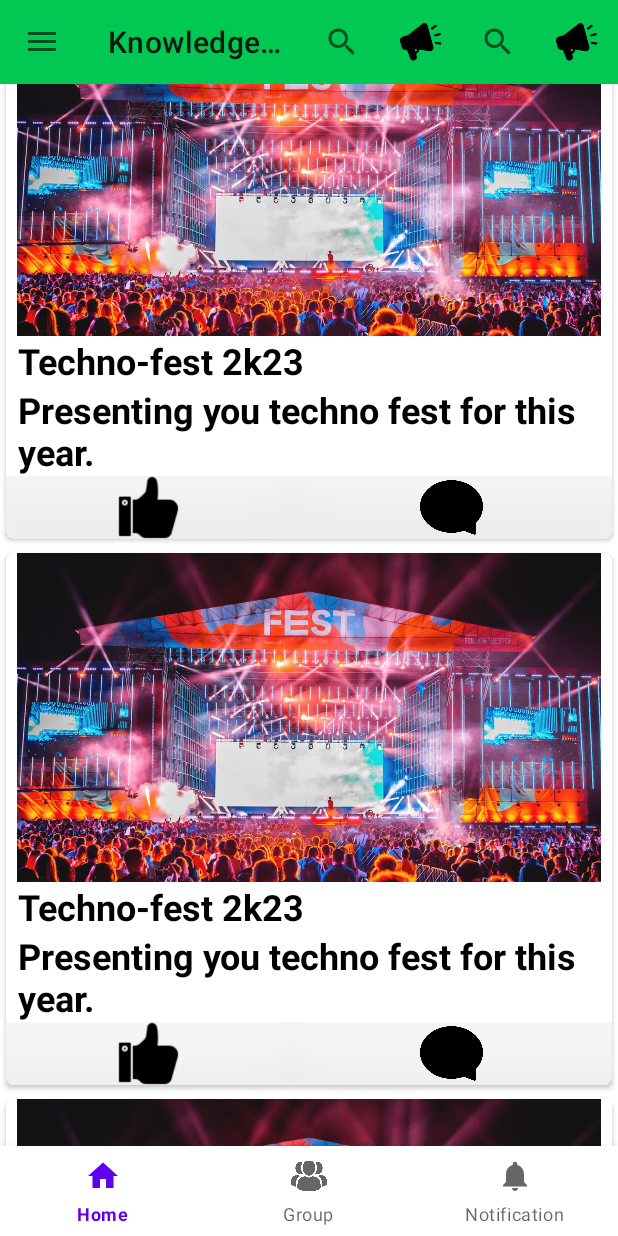
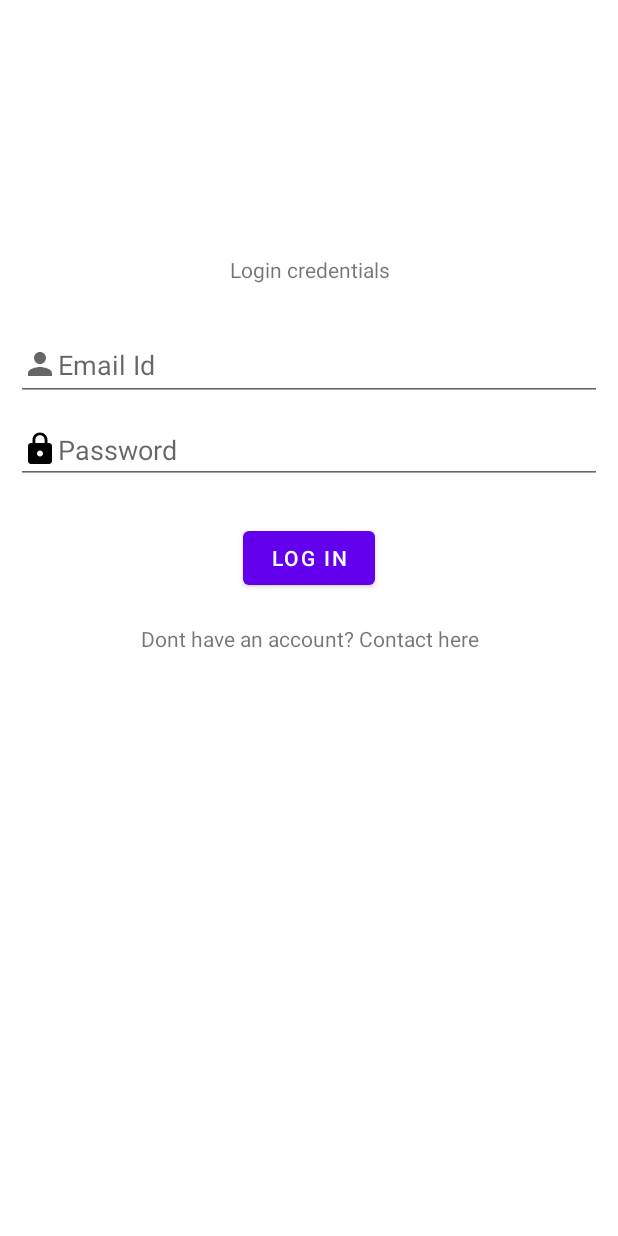
Before and after one commit to TempAc1/ksAppForked, an Android app: the screen it shows after launch (homeSc before the commit, MainActivity after it), on a phone screen of 412 x 824 dp. Run offline under Robolectric (Android 15) with nearby library versions, the phone set to English and light mode, and no system bars.

Commit message:
Added loginNSignupMainFrag -> Made loginNSignUp for app using fragments. All working ok!

```diff
--- a/KnowledgeSpaceApk/app/src/main/java/com/example/knowledgespaceapk/MainActivity.java
+++ b/KnowledgeSpaceApk/app/src/main/java/com/example/knowledgespaceapk/MainActivity.java
@@ -1,24 +1,41 @@
 package com.example.knowledgespaceapk;
 
 import androidx.appcompat.app.AppCompatActivity;
+import androidx.fragment.app.Fragment;
 
 import android.content.Intent;
 import android.os.Bundle;
 import android.os.Handler;
+import android.view.View;
+import android.widget.ImageView;
+import android.widget.TextView;
 
 public class MainActivity extends AppCompatActivity {
+    TextView tv1,tv2;
+    ImageView img1;
 
     @Override
     protected void onCreate(Bundle savedInstanceState) {
         super.onCreate(savedInstanceState);
         setContentView(R.layout.activity_main);
+
+        tv1 = findViewById(R.id.textViewMainAct);
+        tv2 = findViewById(R.id.tVMainAct2);
+        img1 = findViewById(R.id.imgviewMainact);
+
         new Handler().postDelayed(new Runnable() {
             @Override
             public void run() {
-                Intent i = new Intent(MainActivity.this,homeSc.class);
-                startActivity(i);
-                finish();
+                hideAll();
+                getSupportFragmentManager().beginTransaction()
+                        .add(R.id.containerFragMainAct,new loginNSignupMainFrag()).commit();
             }
         },1500);
     }
+
+    private void hideAll(){
+        tv1.setVisibility(View.GONE);
+        tv2.setVisibility(View.GONE);
+        img1.setVisibility(View.GONE);
+    }
 }
--- /dev/null
+++ b/KnowledgeSpaceApk/app/src/main/java/com/example/knowledgespaceapk/loginNSignupMainFrag.java
@@ -0,0 +1,54 @@
+package com.example.knowledgespaceapk;
+
+import android.content.Intent;
+import android.os.Bundle;
+
+import androidx.fragment.app.Fragment;
+
+import android.view.LayoutInflater;
+import android.view.View;
+import android.view.ViewGroup;
+import android.widget.Button;
+
+public class loginNSignupMainFrag extends Fragment {
+
+    private static final String ARG_PARAM1 = "param1";
+    private static final String ARG_PARAM2 = "param2";
+    private String mParam1;
+    private String mParam2;
+    public loginNSignupMainFrag() {
+        // Required empty public constructor
+    }
+    public static loginNSignupMainFrag newInstance(String param1, String param2) {
+        loginNSignupMainFrag fragment = new loginNSignupMainFrag();
+        Bundle args = new Bundle();
+        args.putString(ARG_PARAM1, param1);
+        args.putString(ARG_PARAM2, param2);
+        fragment.setArguments(args);
+        return fragment;
+    }
+    @Override
+    public void onCreate(Bundle savedInstanceState) {
+        super.onCreate(savedInstanceState);
+        if (getArguments() != null) {
+            mParam1 = getArguments().getString(ARG_PARAM1);
+            mParam2 = getArguments().getString(ARG_PARAM2);
+        }
+    }
+    @Override
+    public View onCreateView(LayoutInflater inflater, ViewGroup container,
+                             Bundle savedInstanceState) {
+        // Inflate the layout for this fragment
+        View view = inflater.inflate(R.layout.fragment_login_n_signup_main, container, false);
+        Button loginBtn = (Button)view.findViewById(R.id.loginBtnLoginSignUpFrag);
+        loginBtn.setOnClickListener(new View.OnClickListener() {
+            @Override
+            public void onClick(View view) {
+                Intent i = new Intent(getActivity(),homeSc.class);
+                startActivity(i);
+                getActivity().finish();
+            }
+        });
+        return view;
+    }
+}
--- /dev/null
+++ b/KnowledgeSpaceApk/app/src/main/res/drawable/ic_baseline_lock_24.xml
@@ -0,0 +1,5 @@
+<vector android:height="24dp" android:tint="#000000"
+    android:viewportHeight="24" android:viewportWidth="24"
+    android:width="24dp" xmlns:android="http://schemas.android.com/apk/res/android">
+    <path android:fillColor="@android:color/white" android:pathData="M18,8h-1L17,6c0,-2.76 -2.24,-5 -5,-5S7,3.24 7,6v2L6,8c-1.1,0 -2,0.9 -2,2v10c0,1.1 0.9,2 2,2h12c1.1,0 2,-0.9 2,-2L20,10c0,-1.1 -0.9,-2 -2,-2zM12,17c-1.1,0 -2,-0.9 -2,-2s0.9,-2 2,-2 2,0.9 2,2 -0.9,2 -2,2zM15.1,8L8.9,8L8.9,6c0,-1.71 1.39,-3.1 3.1,-3.1 1.71,0 3.1,1.39 3.1,3.1v2z"/>
+</vector>
--- a/KnowledgeSpaceApk/app/src/main/res/layout/activity_main.xml
+++ b/KnowledgeSpaceApk/app/src/main/res/layout/activity_main.xml
@@ -1,5 +1,6 @@
 <?xml version="1.0" encoding="utf-8"?>
-<androidx.constraintlayout.widget.ConstraintLayout xmlns:android="http://schemas.android.com/apk/res/android"
+<androidx.constraintlayout.widget.ConstraintLayout
+    xmlns:android="http://schemas.android.com/apk/res/android"
     xmlns:app="http://schemas.android.com/apk/res-auto"
     xmlns:tools="http://schemas.android.com/tools"
     android:id="@+id/username_"
@@ -8,7 +9,7 @@
     tools:context=".MainActivity">
 
     <TextView
-        android:id="@+id/textView"
+        android:id="@+id/textViewMainAct"
         android:layout_width="wrap_content"
         android:layout_height="wrap_content"
         android:layout_marginTop="80dp"
@@ -16,7 +17,7 @@
         app:layout_constraintHorizontal_bias="0.526"
         app:layout_constraintLeft_toLeftOf="parent"
         app:layout_constraintRight_toRightOf="parent"
-        app:layout_constraintTop_toBottomOf="@+id/username_imgview_mainact" />
+        app:layout_constraintTop_toBottomOf="@+id/imgviewMainact" />
 
     <androidx.constraintlayout.widget.Guideline
         android:id="@+id/guideline2"
@@ -47,7 +48,7 @@
         app:layout_constraintGuide_begin="367dp" />
 
     <ImageView
-        android:id="@+id/username_imgview_mainact"
+        android:id="@+id/imgviewMainact"
         android:layout_width="233dp"
         android:layout_height="270dp"
         android:layout_marginTop="100dp"
@@ -58,7 +59,7 @@
         app:srcCompat="@drawable/logo_app" />
 
     <TextView
-        android:id="@+id/editTextTextPersonName2"
+        android:id="@+id/tVMainAct2"
         android:layout_width="wrap_content"
         android:layout_height="wrap_content"
         android:layout_marginTop="80dp"
@@ -67,6 +68,17 @@
         app:layout_constraintEnd_toStartOf="@+id/guideline5"
         app:layout_constraintHorizontal_bias="0.412"
         app:layout_constraintStart_toStartOf="@+id/guideline3"
-        app:layout_constraintTop_toBottomOf="@+id/textView" />
+        app:layout_constraintTop_toBottomOf="@+id/textViewMainAct" />
+
+    <FrameLayout
+        android:id="@+id/containerFragMainAct"
+        android:layout_width="match_parent"
+        android:layout_height="match_parent"
+        app:layout_constraintBottom_toBottomOf="parent"
+        app:layout_constraintEnd_toEndOf="parent"
+        app:layout_constraintStart_toStartOf="parent"
+        app:layout_constraintTop_toTopOf="parent">
+
+    </FrameLayout>
 
 </androidx.constraintlayout.widget.ConstraintLayout>
--- /dev/null
+++ b/KnowledgeSpaceApk/app/src/main/res/layout/fragment_login_n_signup_main.xml
@@ -0,0 +1,72 @@
+<?xml version="1.0" encoding="utf-8"?>
+<FrameLayout xmlns:android="http://schemas.android.com/apk/res/android"
+    xmlns:app="http://schemas.android.com/apk/res-auto"
+    xmlns:tools="http://schemas.android.com/tools"
+    android:layout_width="match_parent"
+    android:layout_height="match_parent"
+    android:layout_marginLeft="5dp"
+    android:layout_marginRight="5dp"
+    tools:context=".loginNSignupMainFrag">
+
+    <LinearLayout
+        android:layout_width="match_parent"
+        android:layout_height="match_parent"
+        android:orientation="vertical"
+        android:paddingTop="150dp">
+
+        <TextView
+            android:id="@+id/textView3"
+            android:layout_width="match_parent"
+            android:layout_height="wrap_content"
+            android:layout_marginTop="20dp"
+            android:layout_marginBottom="30dp"
+            android:gravity="center"
+            android:text="Login credentials" />
+
+        <EditText
+            android:id="@+id/editTextTextEmailAddress4"
+            android:layout_width="match_parent"
+            android:layout_height="wrap_content"
+            android:layout_marginLeft="5dp"
+            android:layout_marginRight="5dp"
+            android:layout_marginBottom="10dp"
+            android:drawableStart="@drawable/ic_baseline_person_24"
+            android:ems="10"
+            android:hint="Email Id"
+            android:inputType="textEmailAddress"
+            android:minHeight="48dp"
+            android:paddingStart="4dp"
+            android:paddingRight="4dp" />
+
+        <EditText
+            android:id="@+id/editTextTextPassword3"
+            android:layout_width="match_parent"
+            android:layout_height="wrap_content"
+            android:layout_marginLeft="5dp"
+            android:layout_marginRight="5dp"
+            android:layout_marginBottom="15dp"
+            android:drawableStart="@drawable/ic_baseline_lock_24"
+            android:ems="10"
+            android:hint="Password"
+            android:inputType="textPassword" />
+
+        <Button
+            android:id="@+id/loginBtnLoginSignUpFrag"
+            android:layout_width="wrap_content"
+            android:layout_height="wrap_content"
+            android:layout_gravity="center"
+            android:layout_marginTop="10dp"
+            android:elevation="4dp"
+            android:gravity="center"
+            android:text="Log in"
+            app:strokeColor="#64DD17" />
+
+        <TextView
+            android:id="@+id/textView4"
+            android:layout_width="match_parent"
+            android:layout_height="wrap_content"
+            android:layout_marginTop="20dp"
+            android:gravity="center"
+            android:text="Dont have an account? Contact here" />
+    </LinearLayout>
+</FrameLayout>
```
